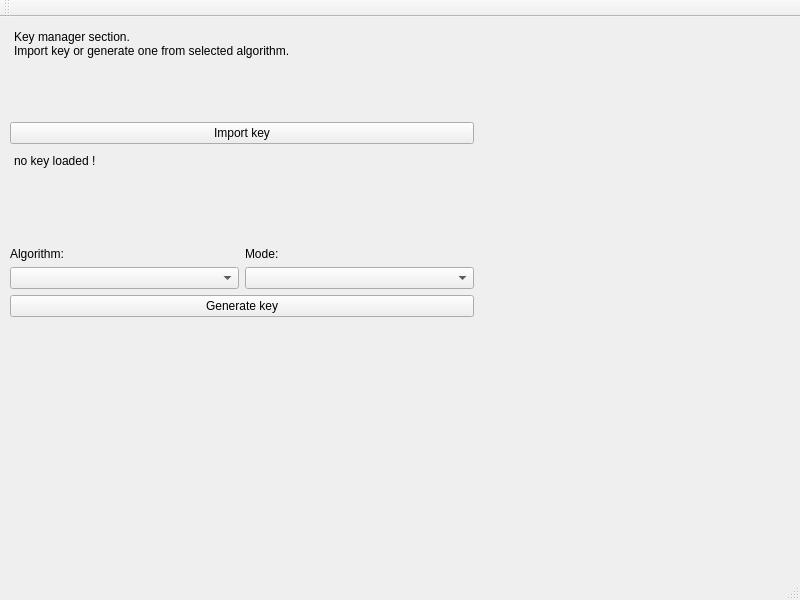
The window that mainwindow.ui (redazzalpha/xkrypt) describes before a commit, drawn with Qt 5.
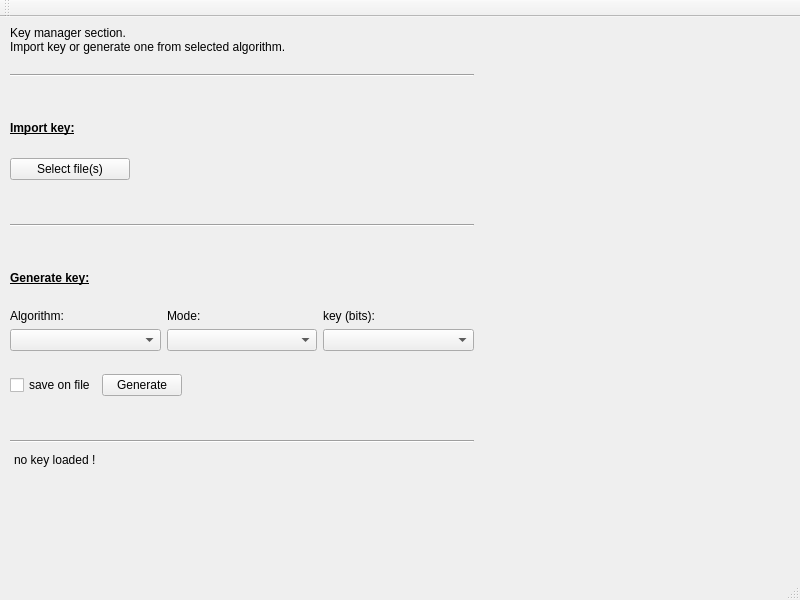
The same window after the commit.

Commit message: add base generate aes & save on file

Patch:
```diff
--- a/mainwindow.ui
+++ b/mainwindow.ui
@@ -42,85 +42,146 @@
         <x>0</x>
         <y>0</y>
         <width>464</width>
-        <height>291</height>
+        <height>491</height>
        </rect>
       </property>
       <layout class="QVBoxLayout" name="m_keyMVL">
        <item>
-        <widget class="QPlainTextEdit" name="m_keyMIntro">
-         <property name="autoFillBackground">
-          <bool>false</bool>
-         </property>
-         <property name="styleSheet">
-          <string notr="true">background-color: rgba(0, 0, 0, 0);</string>
-         </property>
-         <property name="frameShape">
-          <enum>QFrame::NoFrame</enum>
-         </property>
-         <property name="frameShadow">
-          <enum>QFrame::Plain</enum>
-         </property>
-         <property name="tabChangesFocus">
-          <bool>false</bool>
-         </property>
-         <property name="readOnly">
-          <bool>true</bool>
-         </property>
-         <property name="plainText">
+        <widget class="QLabel" name="m_keyMIntro">
+         <property name="text">
           <string>Key manager section.
 Import key or generate one from selected algorithm.
 </string>
          </property>
-         <property name="textInteractionFlags">
-          <set>Qt::NoTextInteraction</set>
+        </widget>
+       </item>
+       <item>
+        <widget class="Line" name="line_3">
+         <property name="orientation">
+          <enum>Qt::Horizontal</enum>
          </property>
-         <property name="backgroundVisible">
-          <bool>false</bool>
+        </widget>
+       </item>
+       <item>
+        <spacer name="verticalSpacer_3">
+         <property name="orientation">
+          <enum>Qt::Vertical</enum>
          </property>
+         <property name="sizeHint" stdset="0">
+          <size>
+           <width>20</width>
+           <height>220</height>
+          </size>
+         </property>
+        </spacer>
+       </item>
+       <item>
+        <widget class="QLabel" name="label">
+         <property name="font">
+          <font>
+           <bold>true</bold>
+           <underline>true</underline>
+          </font>
+         </property>
+         <property name="text">
+          <string>Import key:</string>
+         </property>
         </widget>
        </item>
+       <item>
+        <spacer name="verticalSpacer_5">
+         <property name="orientation">
+          <enum>Qt::Vertical</enum>
+         </property>
+         <property name="sizeHint" stdset="0">
+          <size>
+           <width>20</width>
+           <height>200</height>
+          </size>
+         </property>
+        </spacer>
+       </item>
        <item>
         <widget class="QPushButton" name="m_keyMImportBtn">
+         <property name="maximumSize">
+          <size>
+           <width>120</width>
+           <height>16777215</height>
+          </size>
+         </property>
          <property name="text">
-          <string>Import key</string>
+          <string>Select file(s)</string>
          </property>
         </widget>
        </item>
        <item>
-        <widget class="QPlainTextEdit" name="m_keyMKeyLoaded">
-         <property name="autoFillBackground">
-          <bool>false</bool>
+        <spacer name="verticalSpacer">
+         <property name="orientation">
+          <enum>Qt::Vertical</enum>
          </property>
-         <property name="styleSheet">
-          <string notr="true">background-color: rgba(0, 0, 0, 0);</string>
+         <property name="sizeHint" stdset="0">
+          <size>
+           <width>20</width>
+           <height>220</height>
+          </size>
          </property>
-         <property name="frameShape">
-          <enum>QFrame::NoFrame</enum>
+        </spacer>
+       </item>
+       <item>
+        <widget class="Line" name="line">
+         <property name="orientation">
+          <enum>Qt::Horizontal</enum>
          </property>
-         <property name="frameShadow">
-          <enum>QFrame::Plain</enum>
+        </widget>
+       </item>
+       <item>
+        <spacer name="verticalSpacer_4">
+         <property name="orientation">
+          <enum>Qt::Vertical</enum>
          </property>
-         <property name="tabChangesFocus">
-          <bool>false</bool>
+         <property name="sizeHint" stdset="0">
+          <size>
+           <width>20</width>
+           <height>220</height>
+          </size>
          </property>
-         <property name="readOnly">
-          <bool>true</bool>
+        </spacer>
+       </item>
+       <item>
+        <widget class="QLabel" name="label_2">
+         <property name="font">
+          <font>
+           <bold>true</bold>
+           <underline>true</underline>
+           <strikeout>false</strikeout>
+           <kerning>true</kerning>
+          </font>
          </property>
-         <property name="plainText">
-          <string>no key loaded !</string>
+         <property name="text">
+          <string>Generate key:</string>
          </property>
-         <property name="textInteractionFlags">
-          <set>Qt::NoTextInteraction</set>
+         <property name="margin">
+          <number>0</number>
          </property>
-         <property name="backgroundVisible">
-          <bool>false</bool>
-         </property>
         </widget>
        </item>
        <item>
-        <layout class="QVBoxLayout" name="m_keyMAlgVL">
+        <spacer name="verticalSpacer_6">
+         <property name="orientation">
+          <enum>Qt::Vertical</enum>
+         </property>
+         <property name="sizeHint" stdset="0">
+          <size>
+           <width>20</width>
+           <height>200</height>
+          </size>
+         </property>
+        </spacer>
+       </item>
+       <item>
+        <layout class="QVBoxLayout" name="vlayout_1">
          <item>
-          <layout class="QHBoxLayout" name="m_keyMLabelHL">
+          <layout class="QHBoxLayout" name="hlayout_1">
            <item>
             <widget class="QLabel" name="m_keyMAlgLabel">
              <property name="text">
@@ -135,24 +196,134 @@
              </property>
             </widget>
            </item>
+           <item>
+            <widget class="QLabel" name="label_7">
+             <property name="text">
+              <string>key (bits):</string>
+             </property>
+            </widget>
+           </item>
           </layout>
          </item>
          <item>
-          <layout class="QHBoxLayout" name="m_keyMAlgHL">
+          <layout class="QHBoxLayout" name="hlayout">
            <item>
             <widget class="QComboBox" name="m_keyMAlg"/>
            </item>
            <item>
             <widget class="QComboBox" name="m_keyMMode"/>
            </item>
+           <item>
+            <widget class="QComboBox" name="m_keyMKeys"/>
+           </item>
           </layout>
          </item>
         </layout>
        </item>
        <item>
-        <widget class="QPushButton" name="m_keyMGenerateBtn">
-         <property name="text">
-          <string>Generate key</string>
+        <spacer name="verticalSpacer_7">
+         <property name="orientation">
+          <enum>Qt::Vertical</enum>
+         </property>
+         <property name="sizeHint" stdset="0">
+          <size>
+           <width>20</width>
+           <height>200</height>
+          </size>
+         </property>
+        </spacer>
+       </item>
+       <item>
+        <layout class="QHBoxLayout" name="horizontalLayout">
+         <item>
+          <widget class="QCheckBox" name="m_keyMCheckBox">
+           <property name="maximumSize">
+            <size>
+             <width>100</width>
+             <height>16777215</height>
+            </size>
+           </property>
+           <property name="text">
+            <string>save on file</string>
+           </property>
+          </widget>
+         </item>
+         <item>
+          <widget class="QPushButton" name="m_keyMGenerateBtn">
+           <property name="maximumSize">
+            <size>
+             <width>120</width>
+             <height>16777215</height>
+            </size>
+           </property>
+           <property name="text">
+            <string>Generate</string>
+           </property>
+          </widget>
+         </item>
+         <item>
+          <spacer name="horizontalSpacer">
+           <property name="orientation">
+            <enum>Qt::Horizontal</enum>
+           </property>
+           <property name="sizeHint" stdset="0">
+            <size>
+             <width>40</width>
+             <height>20</height>
+            </size>
+           </property>
+          </spacer>
+         </item>
+        </layout>
+       </item>
+       <item>
+        <spacer name="verticalSpacer_2">
+         <property name="orientation">
+          <enum>Qt::Vertical</enum>
+         </property>
+         <property name="sizeHint" stdset="0">
+          <size>
+           <width>20</width>
+           <height>220</height>
+          </size>
+         </property>
+        </spacer>
+       </item>
+       <item>
+        <widget class="Line" name="line_2">
+         <property name="orientation">
+          <enum>Qt::Horizontal</enum>
+         </property>
+        </widget>
+       </item>
+       <item>
+        <widget class="QPlainTextEdit" name="m_keyMKeyLoaded">
+         <property name="autoFillBackground">
+          <bool>false</bool>
+         </property>
+         <property name="styleSheet">
+          <string notr="true">background-color: rgba(0, 0, 0, 0);</string>
+         </property>
+         <property name="frameShape">
+          <enum>QFrame::NoFrame</enum>
+         </property>
+         <property name="frameShadow">
+          <enum>QFrame::Plain</enum>
+         </property>
+         <property name="tabChangesFocus">
+          <bool>false</bool>
+         </property>
+         <property name="readOnly">
+          <bool>true</bool>
+         </property>
+         <property name="plainText">
+          <string>no key loaded !</string>
+         </property>
+         <property name="textInteractionFlags">
+          <set>Qt::NoTextInteraction</set>
+         </property>
+         <property name="backgroundVisible">
+          <bool>false</bool>
          </property>
         </widget>
        </item>
```
Left out of the diff: 10 changed lines with no effect on the pictures. The commit also changes 41 other files.
